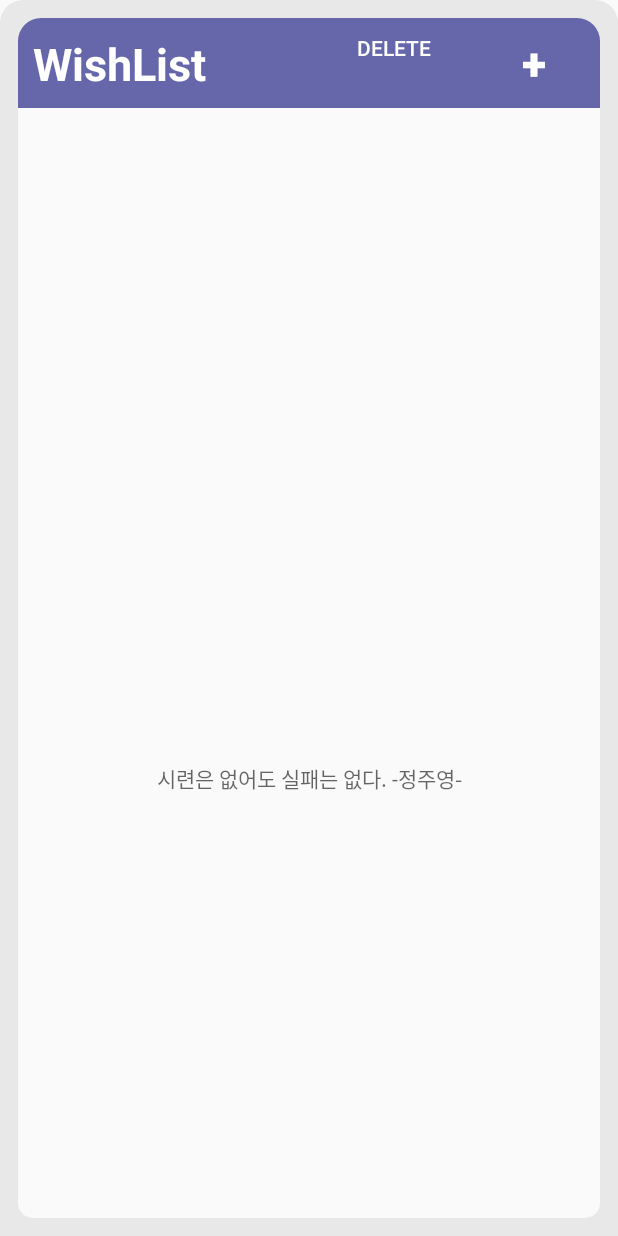
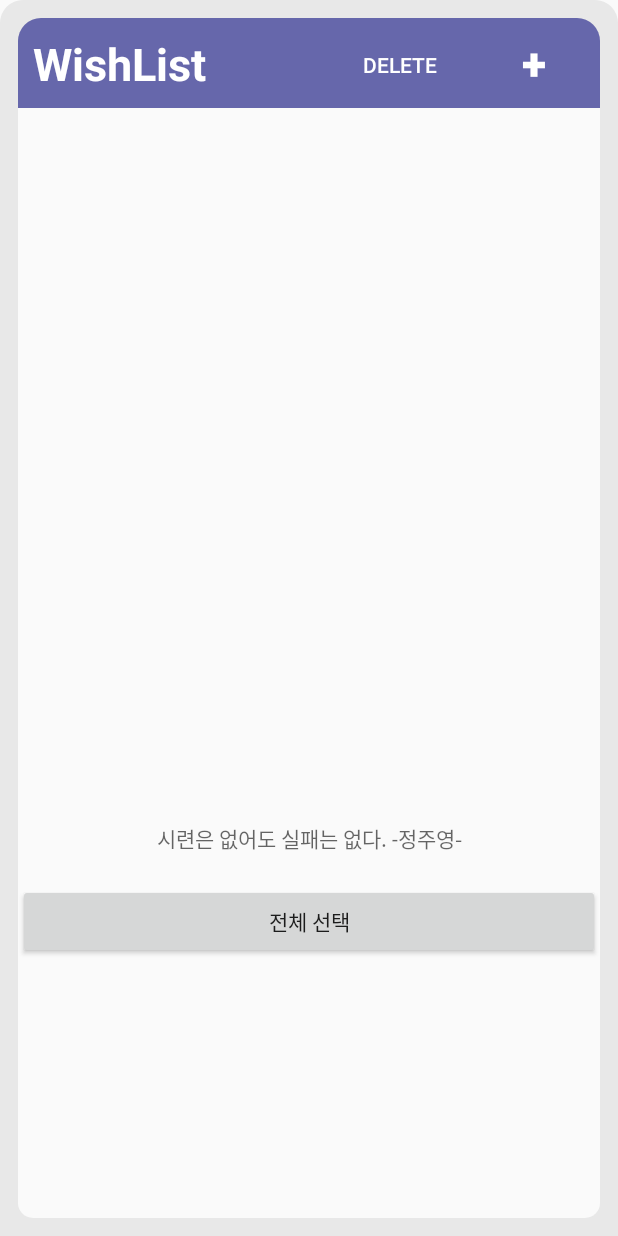
Before and after one commit to WishList2022/UnicornWish, an Android app: the MainActivity screen opened directly, with no data from a screen before it, on a phone screen of 412 x 824 dp. Run offline under Robolectric (Android 15) with nearby library versions, the phone set to English and light mode, and no system bars.

Commit message:
✅[Fix] TextView.xml

```diff
--- a/RecyclerView_TodoListIntent/app/src/main/res/layout/activity_main.xml
+++ b/RecyclerView_TodoListIntent/app/src/main/res/layout/activity_main.xml
@@ -55,14 +55,14 @@
 
             <Button
                 android:id="@+id/btn_checkDel"
-                android:layout_width="98dp"
-                android:layout_height="40dp"
+                android:layout_width="90dp"
+                android:layout_height="62dp"
                 android:layout_gravity="center_horizontal"
+                android:background="@drawable/background_button_add_wish"
                 android:text="Delete"
-                android:background="@drawable/background_button_add_wish"
                 android:textColor="@color/white"
                 app:layout_constraintEnd_toStartOf="@+id/btn_add"
-                tools:layout_editor_absoluteY="10dp" />
+                tools:layout_editor_absoluteY="-1dp" />
 
         </androidx.constraintlayout.widget.ConstraintLayout>
 
@@ -96,8 +96,20 @@
                 android:layout_height="wrap_content"
                 android:backgroundTint="@color/background_nor"
                 android:hint="시련은 없어도 실패는 없다. -정주영-"
-                android:textAlignment="center">
-            </TextView>
+                android:paddingBottom="20dp"
+                android:translationY="40dp"
+                android:textAlignment="center"></TextView>
+
+            <Button
+                android:id="@+id/All_Check"
+                android:layout_width="match_parent"
+                android:layout_height="50dp"
+                android:text="전체 선택"
+                android:translationY="40dp">
+
+
+            </Button>
+
 
         </LinearLayout>
 
```
